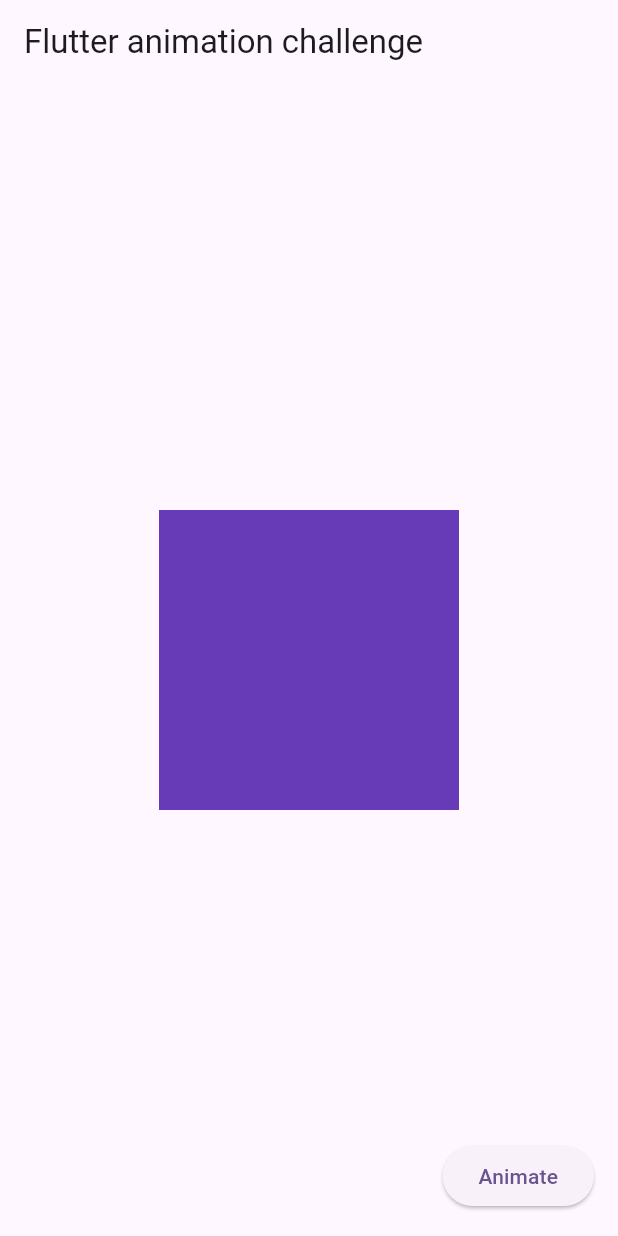
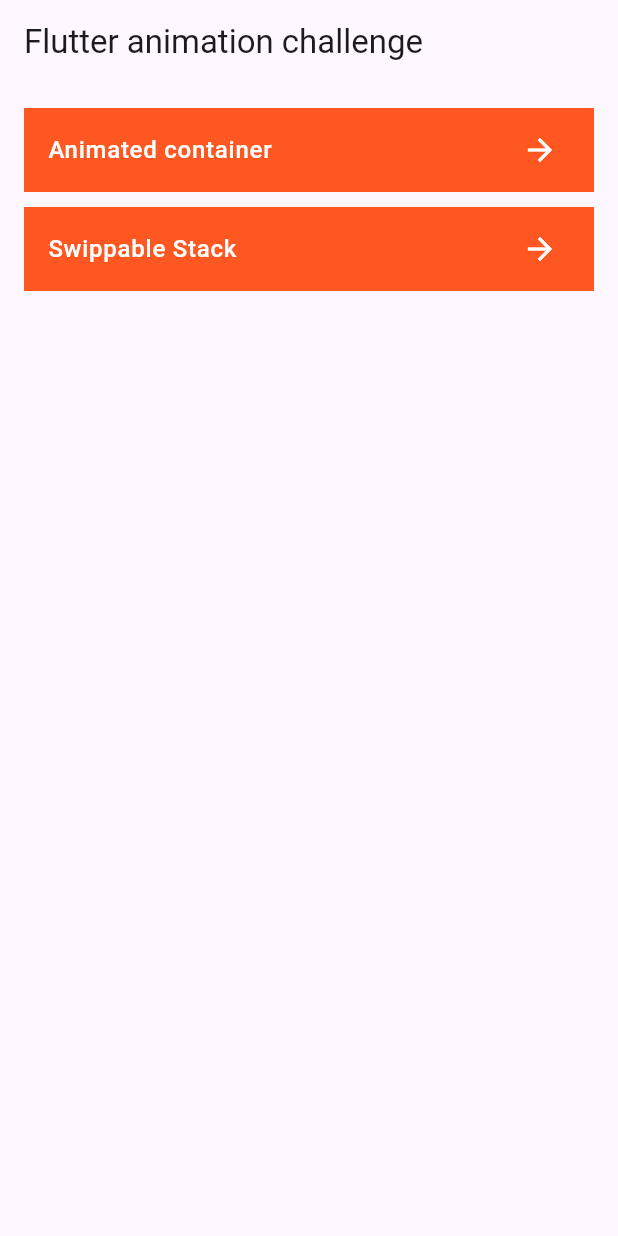
Before and after one commit to sandesh-z/flutter_animation_challenge, a Flutter app: the screen it shows after launch, on a phone screen of 412 x 824 dp. Run offline on Flutter 3.47's test engine with Material 3 defaults, Android fonts, the phone set to English and light mode, and no system bars; our stand-ins replace palette_generator.

Commit message:
stack with animation added, ui modified

```diff
--- /dev/null
+++ b/lib/constants/constants.dart
@@ -0,0 +1 @@
+class AppConstants {}
--- a/lib/home_page.dart
+++ b/lib/home_page.dart
@@ -1,33 +1,55 @@
 import 'package:flutter/material.dart';
+import 'package:flutter_animation_challenge/animated_container/animated_container.dart';
+import 'package:flutter_animation_challenge/swippable_stack/swippable_stack.dart';
 
-class HomePage extends StatefulWidget {
+class HomePage extends StatelessWidget {
   const HomePage({super.key});
 
   @override
-  State<HomePage> createState() => _HomePageState();
+  Widget build(BuildContext context) {
+    return Scaffold(
+        appBar: AppBar(
+          title: const Text("Flutter animation challenge"),
+        ),
+        body: ListView(
+          padding: const EdgeInsets.all(16.0),
+          children: [
+            _PageItem(
+              pageName: "Animated container",
+              onTap: () {
+                Navigator.of(context).push(MaterialPageRoute(
+                    builder: (_) => const AnimatedContainerPage()));
+              },
+            ),
+            const SizedBox(height: 10.0),
+            _PageItem(
+              pageName: "Swippable Stack",
+              onTap: () => Navigator.of(context).push(
+                  MaterialPageRoute(builder: (_) => const SwippableStack())),
+            )
+          ],
+        ));
+  }
 }
 
-class _HomePageState extends State<HomePage> {
-  bool animate = false;
+class _PageItem extends StatelessWidget {
+  final String pageName;
+  final void Function()? onTap;
+  const _PageItem({required this.pageName, this.onTap});
+
   @override
   Widget build(BuildContext context) {
-    return Scaffold(
-      appBar: AppBar(
-        title: const Text("Flutter animation challenge"),
-      ),
-      floatingActionButton: ElevatedButton(
-          onPressed: () {
-            setState(() {
-              animate = !animate;
-            });
-          },
-          child: const Text("Animate")),
-      body: Center(
-          child: AnimatedContainer(
-              color: Colors.deepPurple,
-              height: animate ? 400 : 200,
-              width: 200,
-              duration: const Duration(milliseconds: 500))),
-    );
+    return ListTile(
+        tileColor: Colors.deepOrange,
+        title: Text(
+          pageName,
+          style:
+              const TextStyle(color: Colors.white, fontWeight: FontWeight.w500),
+        ),
+        trailing: const Icon(
+          Icons.arrow_forward,
+          color: Colors.white,
+        ),
+        onTap: onTap);
   }
 }
```
Also changed, not shown: lib/animated_container/animated_container.dart (added, +31 -0 lines), lib/swippable_stack/card.dart (added, +29 -0 lines), lib/swippable_stack/swippable_stack.dart (added, +83 -0 lines), lib/utils/assets.dart (added, +8 -0 lines), pubspec.lock.
